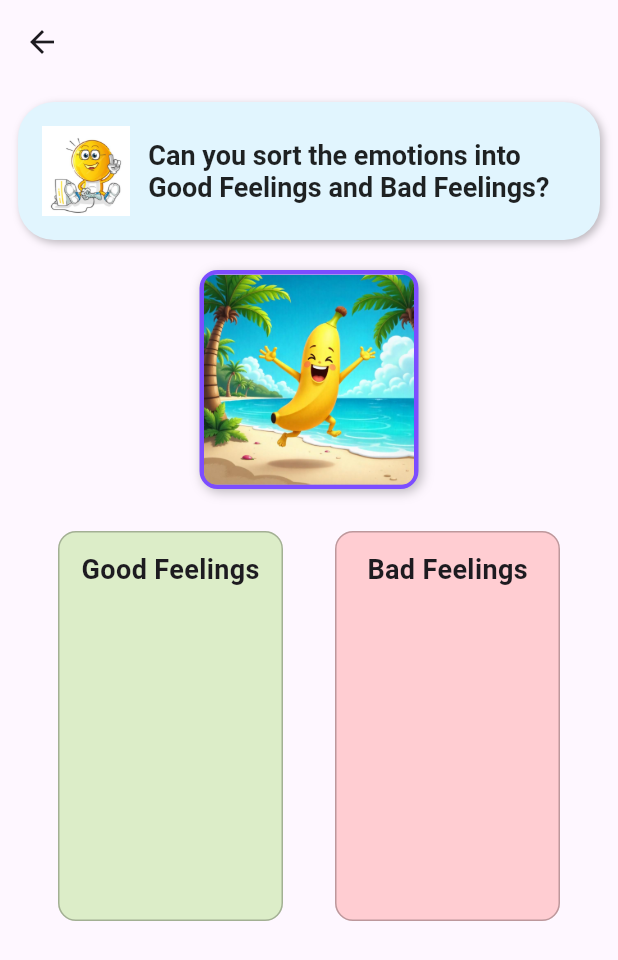
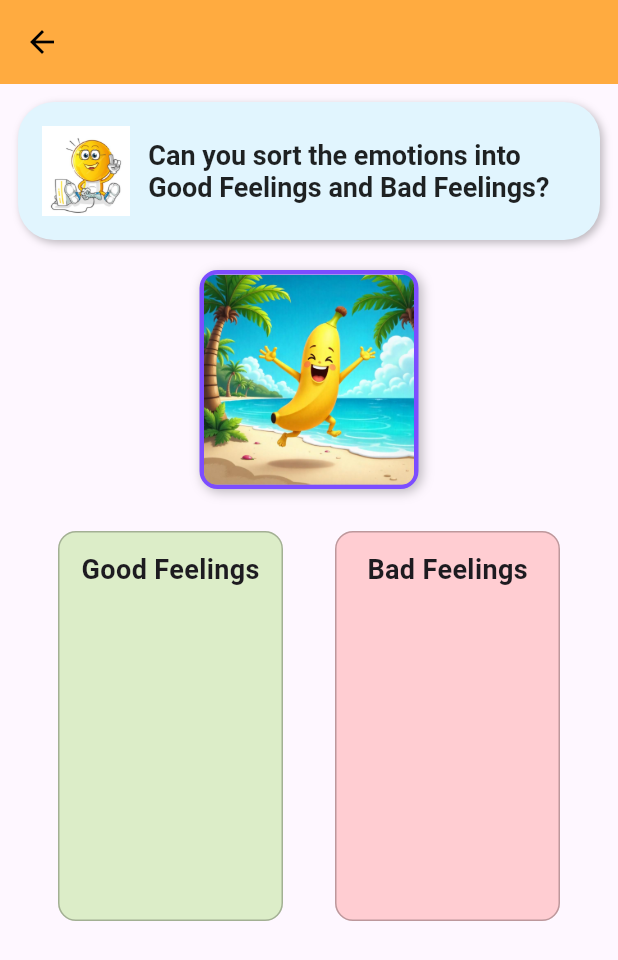
Before and after one commit to HaseebTariq2001/FYP-Phase-I-II-Documentation-Code, a Flutter app: the EmotionSortingScreen screen opened directly with empty values, on a phone screen of 412 x 824 dp. Shown: the top 960 px of the screen. Run offline on Flutter 3.47's test engine with Material 3 defaults, Android fonts, the phone set to English and light mode, and no system bars; drawn by our look-alikes of animated_text_kit; our stand-ins replace audioplayers, cloud_firestore, csv, email_validator, firebase_auth, firebase_core and 11 more; accounts and stored records are empty.

Commit message:
Minor fixes done
Align text, improved checks.

```diff
--- a/flutter/myapp/lib/screens/activity_screens/behavior_activity_list.dart
+++ b/flutter/myapp/lib/screens/activity_screens/behavior_activity_list.dart
@@ -77,7 +77,7 @@
         centerTitle: true,
         title: const Text(
           "Behavioral Skills",
-          style: TextStyle(color: Colors.white),
+          style: TextStyle(color: Colors.white, fontWeight: FontWeight.bold),
         ),
         leading: IconButton(
           icon: const Icon(Icons.arrow_back, color: Colors.white),
--- a/flutter/myapp/lib/screens/activity_screens/emotion_sorting_screen.dart
+++ b/flutter/myapp/lib/screens/activity_screens/emotion_sorting_screen.dart
@@ -301,7 +301,19 @@
   @override
   Widget build(BuildContext context) {
     return Scaffold(
-      appBar: AppBar(title: Text(widget.title)), // Use passed title
+      // appBar: AppBar(title: Text(widget.title)), // Use passed title
+      appBar: AppBar(
+        title: Text(
+          widget.title,
+          style: const TextStyle(
+            color: Colors.black,
+            fontWeight: FontWeight.bold,
+          ),
+        ),
+        centerTitle: true,
+        backgroundColor: Colors.orangeAccent,
+        iconTheme: const IconThemeData(color: Colors.black), // added for icon
+      ),
       body: Padding(
         padding: const EdgeInsets.all(12.0),
         child: Column(
```
Also changed, not shown: flutter/myapp/lib/screens/Learning and lesson/lesson_screen.dart (+14 -1 lines), flutter/myapp/lib/screens/activity_screens/tap_good_activity.dart (+9 -1 lines), flutter/myapp/lib/screens/child_profile_screen.dart (+13 -2 lines), flutter/myapp/lib/screens/login_screen.dart (+10 -6 lines), 2 other files.
